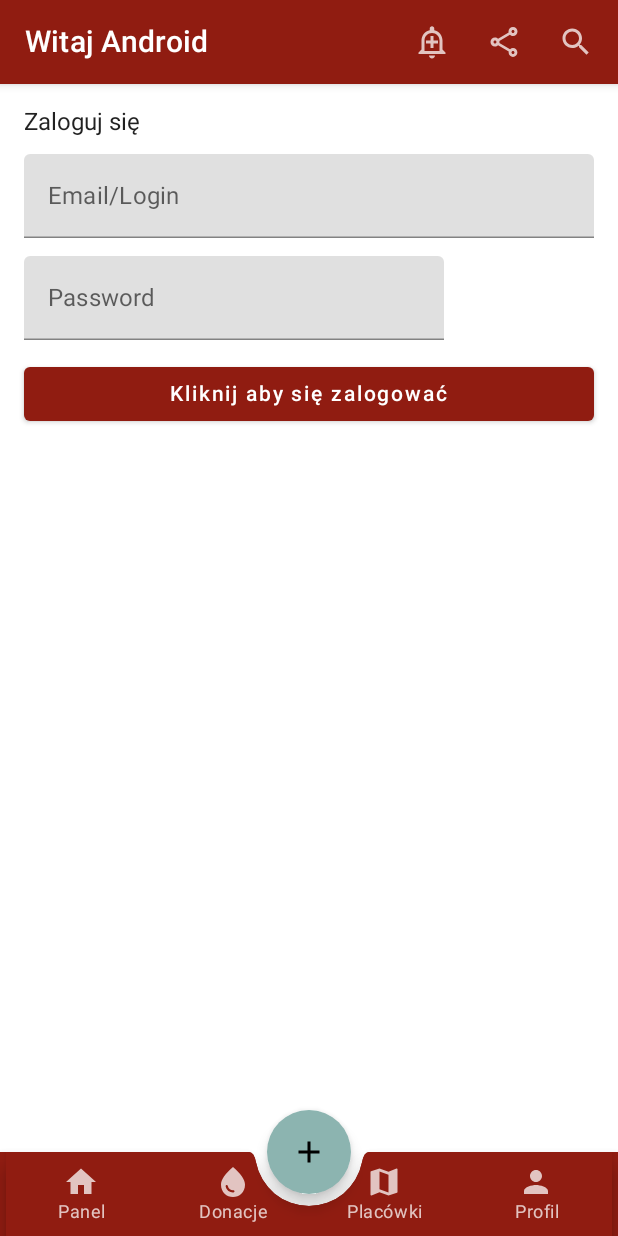
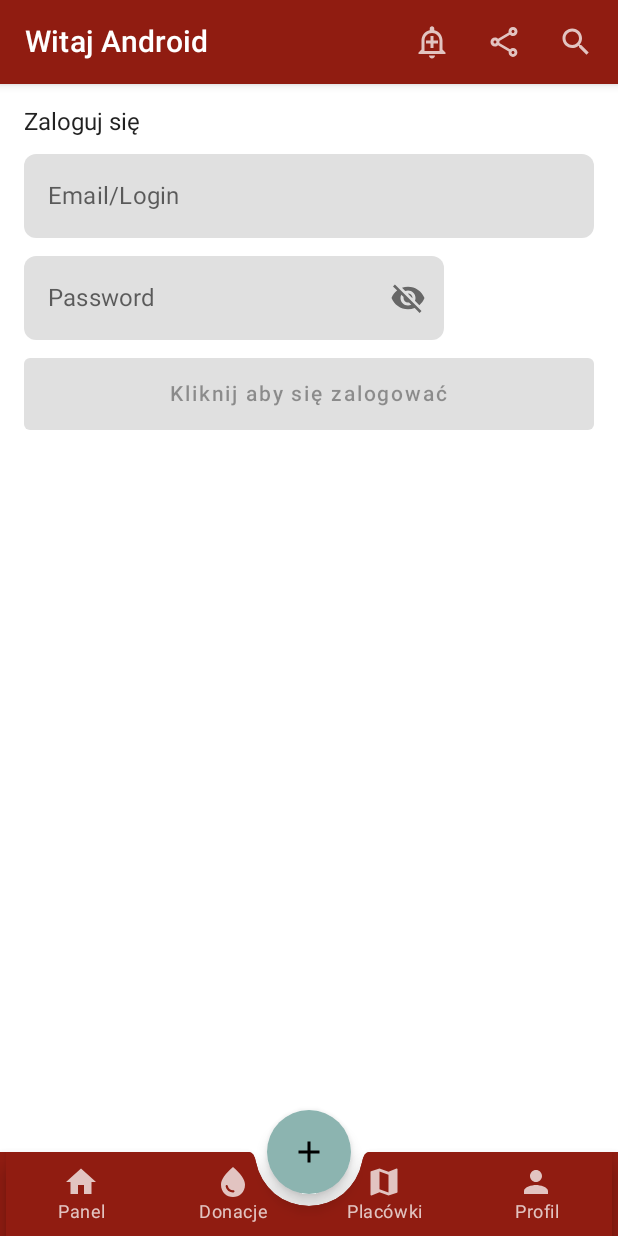
Before and after one commit to goodwill-ninjas/android, an Android app built with Jetpack Compose: the screen it shows after launch (MainActivity), on a phone screen of 412 x 824 dp. Run offline under Robolectric (Android 15) with nearby library versions, the phone set to English and light mode, and no system bars.

Commit message:
Add login page, login and password validation

```diff
--- /dev/null
+++ b/app/src/main/java/pl/edu/pjatk/goodwill_ninjas/blooddonor_android/components/login/EmailState.kt
@@ -0,0 +1,15 @@
+package pl.edu.pjatk.goodwill_ninjas.blooddonor_android.components.login
+
+import java.util.regex.Pattern
+
+
+class EmailState : TextFieldState(
+    validator = ::isEmailValid,
+    errorMessage = ::emailErrorMessage
+) {
+}
+private const val EMAIL_VALIDATION_REGEX = "^(.+)@(.+)\$"
+private fun isEmailValid(email: String): Boolean {
+    return Pattern.matches(EMAIL_VALIDATION_REGEX, email)
+}
+private fun emailErrorMessage(email: String) = "Email $email jest nieprawidłowy"
--- /dev/null
+++ b/app/src/main/java/pl/edu/pjatk/goodwill_ninjas/blooddonor_android/components/login/PasswordState.kt
@@ -0,0 +1,9 @@
+package pl.edu.pjatk.goodwill_ninjas.blooddonor_android.components.login
+
+class PasswordState : TextFieldState(
+    validator = ::isPasswordValid,
+    errorMessage = { passwordErrorMessage() }
+) {}
+    fun isPasswordValid(password: String) =
+        password.length >= 4
+    fun passwordErrorMessage() = "Hasło jest nieprawidłowe."
--- a/app/src/main/java/pl/edu/pjatk/goodwill_ninjas/blooddonor_android/components/login/SignInScreen.kt
+++ b/app/src/main/java/pl/edu/pjatk/goodwill_ninjas/blooddonor_android/components/login/SignInScreen.kt
@@ -1,23 +1,31 @@
 package pl.edu.pjatk.goodwill_ninjas.blooddonor_android.components.login
 
 import android.icu.text.CaseMap.Title
-import androidx.compose.foundation.layout.Arrangement
-import androidx.compose.foundation.layout.Column
-import androidx.compose.foundation.layout.fillMaxWidth
-import androidx.compose.foundation.layout.padding
-import androidx.compose.material.Button
-import androidx.compose.material.Text
-import androidx.compose.material.TextField
+import androidx.compose.foundation.layout.*
+import androidx.compose.foundation.shape.RoundedCornerShape
+import androidx.compose.foundation.text.KeyboardOptions
+import androidx.compose.material.*
+import androidx.compose.material.icons.Icons
+import androidx.compose.material.icons.filled.Visibility
+import androidx.compose.material.icons.filled.VisibilityOff
 import androidx.compose.runtime.Composable
 import androidx.compose.runtime.remember
 import androidx.compose.ui.text.input.TextFieldValue
 import androidx.compose.runtime.*
 import androidx.compose.ui.Modifier
+import androidx.compose.ui.graphics.Color
+import androidx.compose.ui.res.stringResource
+import androidx.compose.ui.text.TextStyle
+import androidx.compose.ui.text.input.KeyboardType
+import androidx.compose.ui.text.input.PasswordVisualTransformation
+import androidx.compose.ui.text.input.VisualTransformation
 import androidx.compose.ui.tooling.preview.Preview
 import androidx.compose.ui.unit.dp
+import pl.edu.pjatk.goodwill_ninjas.blooddonor_android.R
+
 @Preview
 @Composable
-fun SignInScreen(){
+fun SignInScreen() {
     Column(
         modifier = Modifier
             .fillMaxWidth(
@@ -26,41 +34,110 @@ fun SignInScreen(){
         verticalArrangement = Arrangement.spacedBy(12.dp)
     ) {
         Title()
-        Email()
-        Password()
-        SignInButton()
+        val emailState = remember { EmailState() }
+        Email(emailState.text, emailState.error) {
+            emailState.text = it
+            emailState.validate()
+        }
+        val passwordState = remember {
+            PasswordState()
+        }
+        Password(passwordState.text, passwordState.error){
+            passwordState.text = it
+            passwordState.validate()
+        }
+        SignInButton(enabled = emailState.isValid() && passwordState.isValid())
     }
 }
+
 @Composable
-fun SignInButton(){
+fun Title() {
+    Text(text = "Zaloguj się")
+}
 
-    Button(onClick = { /*TODO*/ },
-    modifier=Modifier.fillMaxWidth(),
-        ) {
-        Text(text = "Kliknij aby się zalogować")
+@Composable
+fun Email(email: String, error: String?, onEmailChanged: (String) -> Unit) {
+    Column {
+        TextField(
+            modifier = Modifier.fillMaxWidth(),
+            value = email,
+            onValueChange = { onEmailChanged(it) },
+            label = { Text(text = "Email/Login") },
+            colors = TextFieldDefaults.textFieldColors(
+                focusedIndicatorColor = Color.Transparent,
+                unfocusedIndicatorColor = Color.Transparent
+            ),
+            shape = RoundedCornerShape(8.dp),
+            keyboardOptions = KeyboardOptions(keyboardType = KeyboardType.Email),
+            isError = error != null
+        )
+        error?.let { ErrorField(it) }
     }
 }
+
 @Composable
-fun Password(){
-    val passwordState = remember {
-        mutableStateOf(TextFieldValue())
-    }
-    TextField(value = passwordState.value, onValueChange = {passwordState.value = it},
-        label = { Text(text = "Password")})
-}
-@Composable
-fun Email(){
-    var emailState = remember {
-        mutableStateOf(TextFieldValue())
-    }
-    TextField(
+fun ErrorField(error: String) {
+    Text(
+        text = error,
         modifier = Modifier.fillMaxWidth(),
-        value = emailState.value, onValueChange = {emailState.value = it} ,
-            label = { Text(text = "Email/Login")}
+        style = TextStyle(color = MaterialTheme.colors.error)
     )
 }
 
 @Composable
-fun Title(){
-    Text(text = "Zaloguj się")
+fun Password(password: String, error: String?, onPasswordChanged: (String) -> Unit ) {
+
+    val showPassword = remember {
+        mutableStateOf(false)
     }
+    TextField(
+        value = password,
+        onValueChange = {
+         onPasswordChanged(it)
+        },
+        label = { Text(text = "Password") },
+        colors = TextFieldDefaults.textFieldColors(
+            focusedIndicatorColor = Color.Transparent,
+            unfocusedIndicatorColor = Color.Transparent
+        ),
+        shape = RoundedCornerShape(8.dp),
+        visualTransformation = if (showPassword.value) {
+            VisualTransformation.None
+        } else {
+            PasswordVisualTransformation()
+        },
+        keyboardOptions = KeyboardOptions(keyboardType = KeyboardType.Password),
+        trailingIcon = {
+            if (showPassword.value) {
+                IconButton(onClick = { showPassword.value = false }) {
+                    Icon(
+                        imageVector = Icons.Filled.Visibility,
+                        contentDescription = stringResource(R.string.hide_password)
+                    )
+                }
+            } else {
+                IconButton(onClick = { showPassword.value = true }) {
+                    Icon(
+                        imageVector = Icons.Filled.VisibilityOff,
+                        contentDescription = stringResource(R.string.show_password)
+                    )
+                }
+            }
+        },
+        isError = error != null
+    )
+   error?.let { ErrorField(it) }
+}
+
+@Composable
+fun SignInButton(enabled: Boolean) {
+    Button(
+        onClick = { /*TODO*/ },
+        modifier = Modifier.fillMaxWidth(),
+        contentPadding = PaddingValues(16.dp),
+        enabled = enabled,
+    )
+    {
+        Text(text = "Kliknij aby się zalogować")
+    }
+}
--- /dev/null
+++ b/app/src/main/java/pl/edu/pjatk/goodwill_ninjas/blooddonor_android/components/login/TextFieldState.kt
@@ -0,0 +1,23 @@
+package pl.edu.pjatk.goodwill_ninjas.blooddonor_android.components.login
+
+import androidx.compose.runtime.getValue
+import androidx.compose.runtime.mutableStateOf
+import androidx.compose.runtime.setValue
+
+open class TextFieldState(
+    private val validator: (String) -> Boolean = { true },
+    private val errorMessage: (String) -> String
+) {
+    var text by mutableStateOf("")
+    var error by mutableStateOf<String?>(null)
+    fun validate() {
+        error = if (isValid()) {
+            null
+        } else {
+            errorMessage(text)
+        }
+    }
+    fun isValid() = validator(text)
+
+
+}
--- a/app/src/main/res/values/strings.xml
+++ b/app/src/main/res/values/strings.xml
@@ -5,4 +5,6 @@
     <string name="full_blood">Krew pełna</string>
     <string name="next_donation">Możesz oddać krew za %d dni.</string>
     <string name="donation_card_amount">%d ml.</string>
+    <string name="hide_password">Hide password </string>
+    <string name="show_password">Show password</string>>
 </resources>
```
Lines whose indentation alone changed are shown as unchanged.
